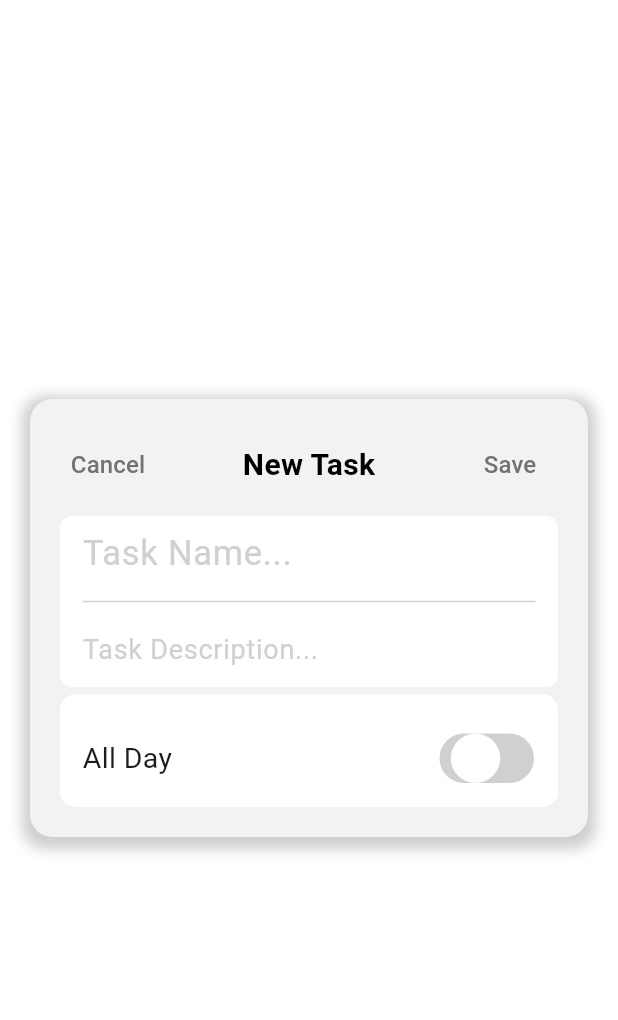
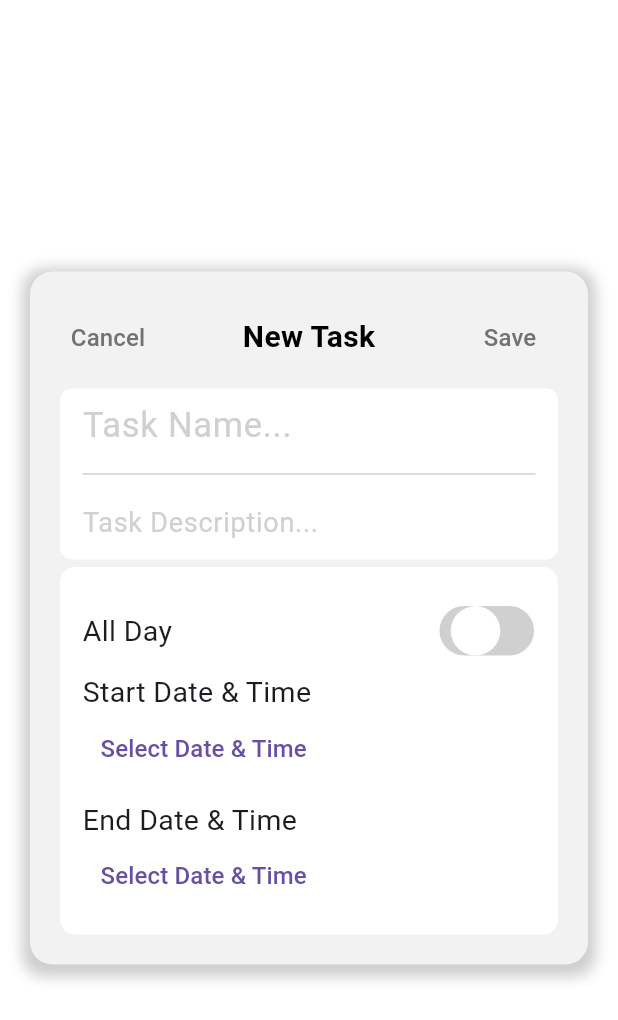
Before and after one commit to Fah4664/reminder-application, a Flutter app: the screen it shows after launch, item 2 of the bottom bar chosen, on a phone screen of 412 x 824 dp. Shown: the top 1020 px of the screen. Run offline on Flutter 3.47's test engine with Material 3 defaults, Android fonts, the phone set to English and light mode, and no system bars.

Commit message:
Update add_task_page.dart

```diff
--- a/lib/add_task_page.dart
+++ b/lib/add_task_page.dart
@@ -1,7 +1,9 @@
 import 'package:flutter/material.dart';
 import 'package:provider/provider.dart';
+import 'package:intl/intl.dart'; // นำเข้าแพ็กเกจ intl
 import 'models/task.dart';
 import 'providers/task_provider.dart';
+import 'date_time_utils.dart'; // นำเข้าฟังก์ชันจากไฟล์ date_time_utils.dart
 
 class AddTaskPage extends StatefulWidget {
   AddTaskPage({super.key});
@@ -14,6 +16,8 @@ class _AddTaskPageState extends State<AddTaskPage> {
   final TextEditingController titleController = TextEditingController();
   final TextEditingController descriptionController = TextEditingController();
   bool isAllDay = false;
+  DateTime? startDateTime;
+  DateTime? endDateTime;
 
   @override
   Widget build(BuildContext context) {
@@ -73,6 +77,8 @@ class _AddTaskPageState extends State<AddTaskPage> {
                           title: title,
                           description: description,
                           isAllDay: isAllDay,
+                          startDateTime: startDateTime,
+                          endDateTime: endDateTime,
                         );
 
                         Provider.of<TaskProvider>(context, listen: false)
@@ -191,6 +197,88 @@ class _AddTaskPageState extends State<AddTaskPage> {
                         ),
                       ],
                     ),
+                    const SizedBox(height: 10),
+                    if (!isAllDay) ...[
+                      const Text(
+                        'Start Date & Time',
+                        style: TextStyle(fontSize: 19),
+                      ),
+                      TextButton(
+                        onPressed: () => selectDateTime(context, true, (dateTime) {
+                          if (mounted) {
+                            setState(() {
+                              startDateTime = dateTime;
+                            });
+                          }
+                        }),
+                        child: Text(
+                          startDateTime == null
+                              ? 'Select Date & Time'
+                              : DateFormat('yyyy-MM-dd HH:mm').format(startDateTime!),
+                          style: const TextStyle(fontSize: 16),
+                        ),
+                      ),
+                      const SizedBox(height: 10),
+                      const Text(
+                        'End Date & Time',
+                        style: TextStyle(fontSize: 19),
+                      ),
+                      TextButton(
+                        onPressed: () => selectDateTime(context, false, (dateTime) {
+                          if (mounted) {
+                            setState(() {
+                              endDateTime = dateTime;
+                            });
+                          }
+                        }),
+                        child: Text(
+                          endDateTime == null
+                              ? 'Select Date & Time'
+                              : DateFormat('yyyy-MM-dd HH:mm').format(endDateTime!),
+                          style: const TextStyle(fontSize: 16),
+                        ),
+                      ),
+                    ] else ...[
+                      const Text(
+                        'Start Date',
+                        style: TextStyle(fontSize: 19),
+                      ),
+                      TextButton(
+                        onPressed: () => selectDate(context, true, (dateTime) {
+                          if (mounted) {
+                            setState(() {
+                              startDateTime = dateTime;
+                            });
+                          }
+                        }),
+                        child: Text(
+                          startDateTime == null
+                              ? 'Select Date'
+                              : DateFormat('yyyy-MM-dd').format(startDateTime!),
+                          style: const TextStyle(fontSize: 16),
+                        ),
+                      ),
+                      const SizedBox(height: 10),
+                      const Text(
+                        'End Date',
+                        style: TextStyle(fontSize: 19),
+                      ),
+                      TextButton(
+                        onPressed: () => selectDate(context, false, (dateTime) {
+                          if (mounted) {
+                            setState(() {
+                              endDateTime = dateTime;
+                            });
+                          }
+                        }),
+                        child: Text(
+                          endDateTime == null
+                              ? 'Select Date'
+                              : DateFormat('yyyy-MM-dd').format(endDateTime!),
+                          style: const TextStyle(fontSize: 16),
+                        ),
+                      ),
+                    ],
                   ],
                 ),
               ),
```
